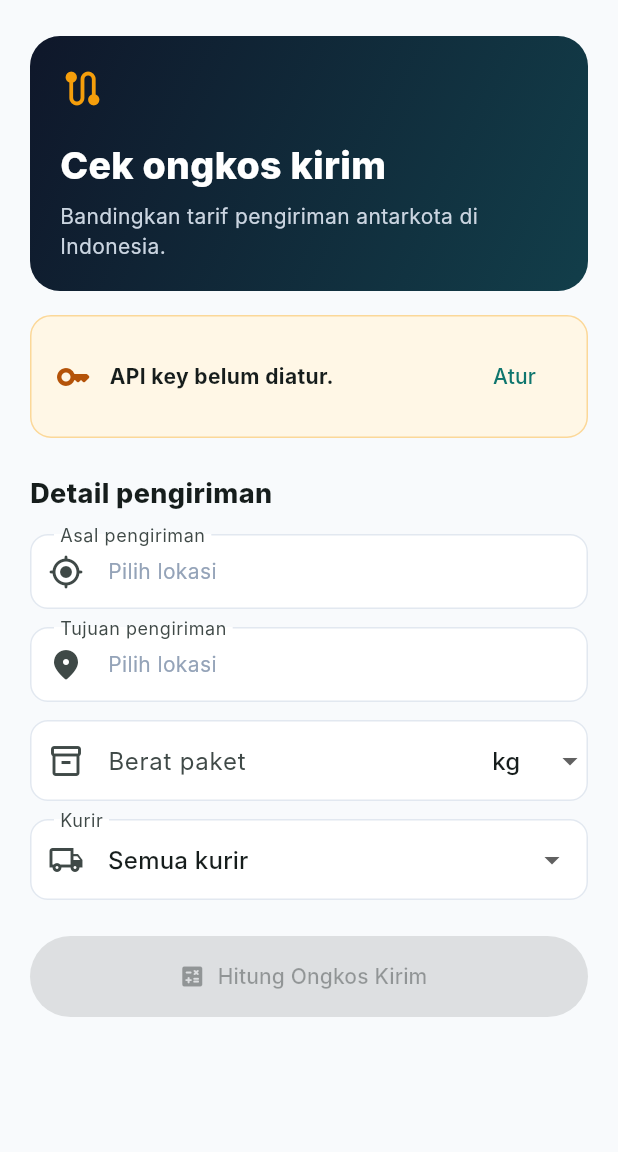
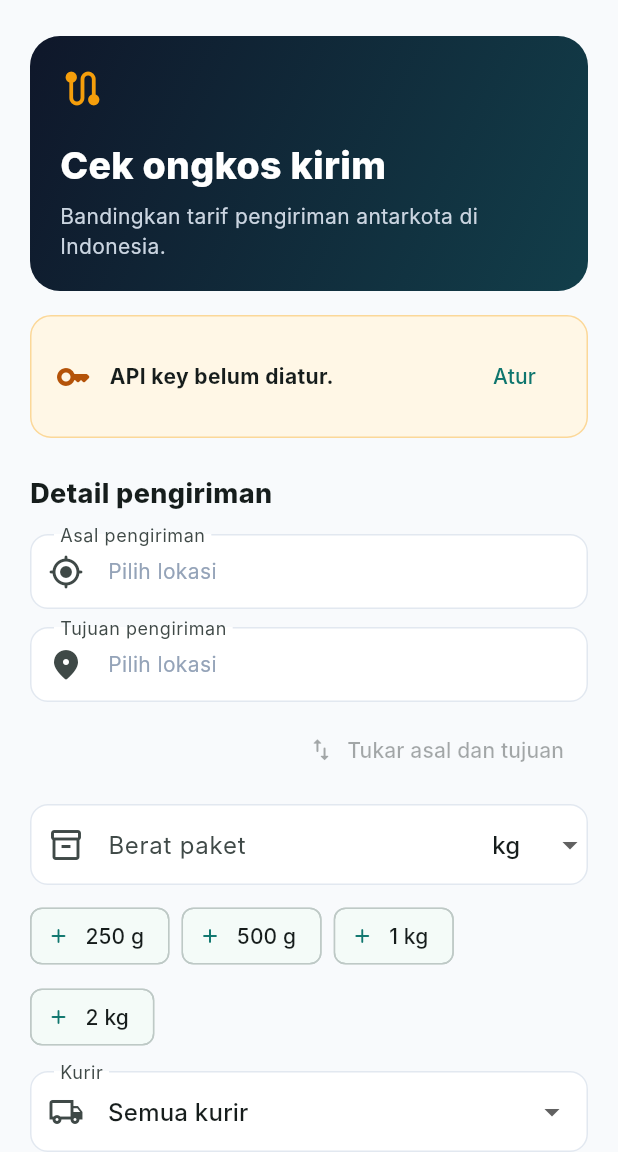
Before and after one commit to nugrahahenry/ongkirin, a Flutter app: the screen it shows after launch, on a phone screen of 412 x 824 dp, the part 84-1236 px from its top. Run offline on Flutter 3.47's test engine with Material 3 defaults, Android fonts, the phone set to English and light mode, and no system bars; our stand-ins replace flutter_secure_storage; missing offline and left inert: dart:html; Roboto replaces fonts that are missing (Inter).

Commit message:
Improve calculator interactions and executor prompt

```diff
--- a/lib/features/calculator/home_screen.dart
+++ b/lib/features/calculator/home_screen.dart
@@ -108,6 +108,18 @@ class HomeScreen extends StatelessWidget {
               icon: Icons.location_on_rounded,
               onTap: () => _pickLocation(context, origin: false),
             ),
+            const SizedBox(height: 8),
+            Align(
+              alignment: Alignment.centerRight,
+              child: TextButton.icon(
+                onPressed: controller.origin == null &&
+                        controller.destination == null
+                    ? null
+                    : controller.swapLocations,
+                icon: const Icon(Icons.swap_vert_rounded, size: 19),
+                label: const Text('Tukar asal dan tujuan'),
+              ),
+            ),
             const SizedBox(height: 12),
             TextField(
               keyboardType: const TextInputType.numberWithOptions(
@@ -132,6 +144,8 @@ class HomeScreen extends StatelessWidget {
                 ),
               ),
             ),
+            const SizedBox(height: 10),
+            _buildWeightPresets(),
             const SizedBox(height: 12),
             DropdownButtonFormField<CourierChoice>(
               initialValue: controller.selectedCourier,
@@ -149,6 +163,12 @@ class HomeScreen extends StatelessWidget {
                 if (value != null) controller.setCourier(value);
               },
             ),
+            if (controller.origin != null ||
+                controller.destination != null ||
+                controller.weightText.isNotEmpty) ...[
+              const SizedBox(height: 16),
+              _buildSummaryCard(),
+            ],
             if (controller.errorMessage != null &&
                 controller.status == CalculationStatus.failure) ...[
               const SizedBox(height: 16),
@@ -245,6 +265,60 @@ class HomeScreen extends StatelessWidget {
     );
   }
 
+  Widget _buildWeightPresets() {
+    const presets = <({String label, int grams})>[
+      (label: '250 g', grams: 250),
+      (label: '500 g', grams: 500),
+      (label: '1 kg', grams: 1000),
+      (label: '2 kg', grams: 2000),
+    ];
+    return Wrap(
+      spacing: 8,
+      runSpacing: 6,
+      children: presets
+          .map(
+            (preset) => ActionChip(
+              avatar: const Icon(Icons.add_rounded, size: 16),
+              label: Text(preset.label),
+              onPressed: () => controller.setWeightPreset(preset.grams),
+            ),
+          )
+          .toList(),
+    );
+  }
+
+  Widget _buildSummaryCard() {
+    final weight = controller.weightInGrams;
+    return Container(
+      padding: const EdgeInsets.all(16),
+      decoration: BoxDecoration(
+        color: const Color(0xFFE6FFFB),
+        borderRadius: BorderRadius.circular(14),
+        border: Border.all(color: const Color(0xFF99F6E4)),
+      ),
+      child: Row(
+        crossAxisAlignment: CrossAxisAlignment.start,
+        children: [
+          const Icon(Icons.receipt_long_rounded, color: Color(0xFF0F766E)),
+          const SizedBox(width: 12),
+          Expanded(
+            child: Text(
+              '${controller.origin?.name ?? 'Asal belum dipilih'} → '
+              '${controller.destination?.name ?? 'Tujuan belum dipilih'}\n'
+              'Berat ${weight == null ? 'belum diisi' : '$weight gram'} · '
+              '${controller.selectedCourier.label}',
+              style: const TextStyle(
+                color: Color(0xFF115E59),
+                height: 1.4,
+                fontWeight: FontWeight.w600,
+              ),
+            ),
+          ),
+        ],
+      ),
+    );
+  }
+
   Widget _buildLocationField(
     BuildContext context, {
     required String label,
```
Also changed, not shown: lib/features/calculator/calculator_controller.dart (+20 -0 lines), 1 other file.
